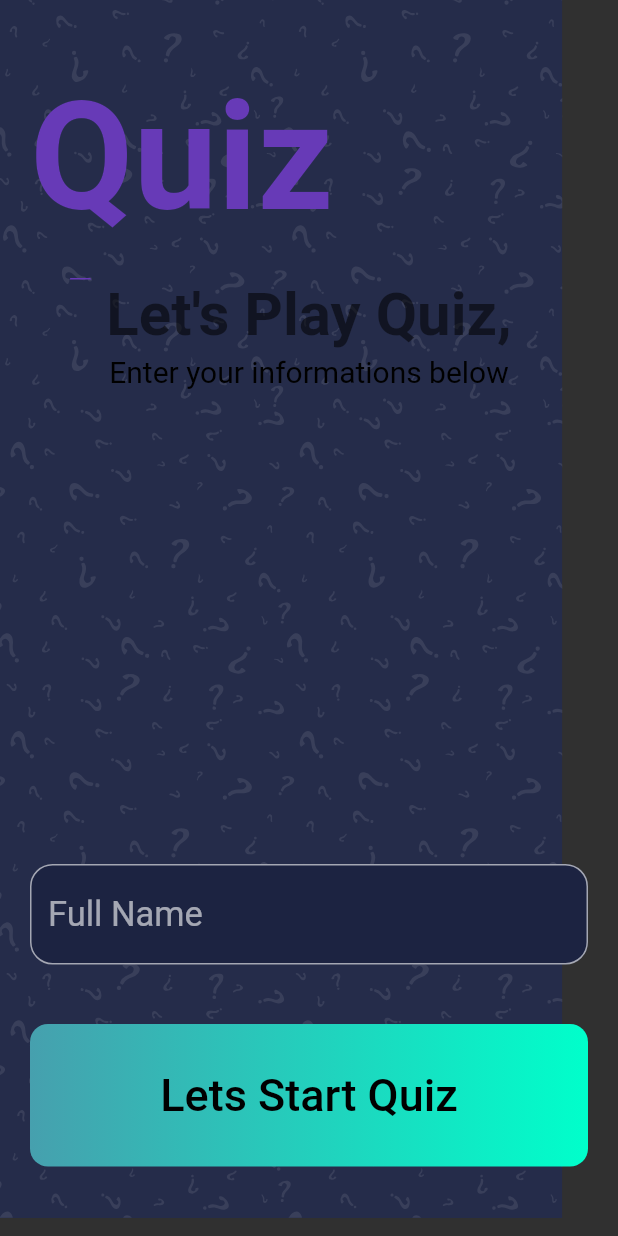
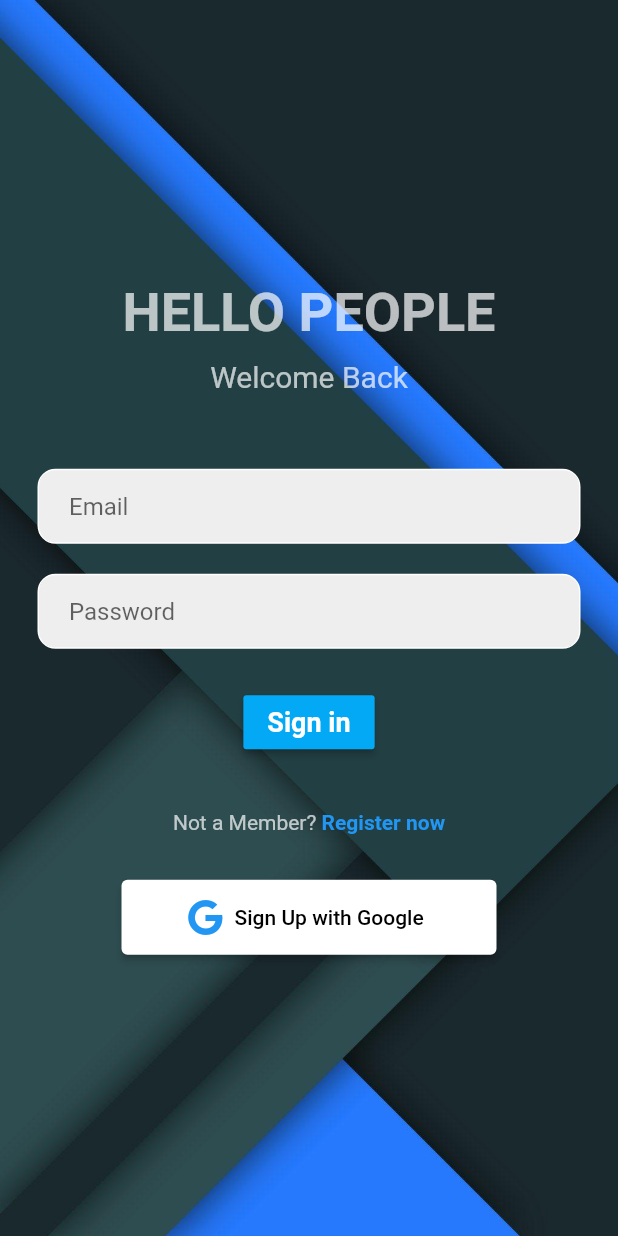
Before and after one commit to aktrxx/PollingApp, a Flutter app: the screen it shows after launch, on a phone screen of 412 x 824 dp. Run offline on Flutter 3.47's test engine with Material 2 defaults, Android fonts, the phone set to English and light mode, and no system bars; our stand-ins replace firebase_auth, firebase_core, flutter_svg, font_awesome_flutter, get, google_sign_in; missing offline and left inert: qr_code_scanner; accounts and stored records are empty.

```diff
--- a/lib/Pages/Home.dart
+++ b/lib/Pages/Home.dart
@@ -1,7 +1,7 @@
 // ignore_for_file: prefer_const_constructors, prefer_const_literals_to_create_immutables
 
 import 'package:flutter/material.dart';
-// import 'package:poll/Widgets/Question.dart';
+//import 'package:poll/Widgets/Question.dart';
 
 
 class HomePage extends StatefulWidget {
--- /dev/null
+++ b/lib/Pages/auth/auth_p.dart
@@ -0,0 +1,29 @@
+import 'package:flutter/material.dart';
+import 'package:poll/Pages/login_p.dart';
+import 'package:poll/Pages/register_p.dart';
+
+class AuthPage extends StatefulWidget {
+  const AuthPage({super.key});
+
+  @override
+  State<AuthPage> createState() => _AuthPageState();
+}
+
+class _AuthPageState extends State<AuthPage> {
+  bool showLoginPage = true;
+ void toggleScreens(){
+  setState(() {
+    showLoginPage = !showLoginPage;
+  });
+ }
+  @override
+  Widget build(BuildContext context) {
+    if(showLoginPage){
+      return LoginPage(showRegisterPage: toggleScreens);
+    }
+    else{
+      return RegisterPage(showLoginPage: toggleScreens);
+    }
+
+  }
+}
--- /dev/null
+++ b/lib/Pages/auth/main_p.dart
@@ -0,0 +1,37 @@
+import 'package:firebase_auth/firebase_auth.dart';
+import 'package:flutter/material.dart';
+// import 'package:poll/Pages/home_p.dart';
+import 'package:poll/Pages/welcome/welcome_screen.dart';
+import 'package:poll/pages/auth/auth_p.dart';
+import 'package:poll/pages/login_p.dart';
+
+class MainPage extends StatelessWidget {
+  const MainPage({super.key});
+
+  @override
+  Widget build(BuildContext context) {
+    return Scaffold(
+      body: StreamBuilder<User?>(
+        stream: FirebaseAuth.instance.authStateChanges(),
+        builder: (context, snapshot){
+          if(snapshot.connectionState == ConnectionState.waiting){
+            return Center(child: CircularProgressIndicator(),);
+          }
+          if(snapshot.hasData){
+            return WelcomeScreen();
+          }
+          if(snapshot == null){
+             return AuthPage();
+          }
+          else if(snapshot.hasError){
+            return Center(child: Text('Something Went Wrong!'),);
+          }
+          else{
+            return AuthPage();
+          }
+
+        }
+      )
+    );
+  }
+}
--- /dev/null
+++ b/lib/Pages/login_p.dart
@@ -0,0 +1,205 @@
+import 'package:flutter/material.dart';
+import 'package:firebase_auth/firebase_auth.dart';
+import 'package:poll/pages/google_sign_in.dart';
+import 'package:font_awesome_flutter/font_awesome_flutter.dart';
+import 'package:provider/provider.dart';
+
+
+class LoginPage extends StatefulWidget {
+  final VoidCallback showRegisterPage;
+  const LoginPage({Key? key, required this.showRegisterPage}) : super(key: key);
+  @override
+  State<LoginPage> createState() => _LoginPageState();
+}
+  // final Function(User) onSignInAno;
+
+  // LoginPage({required this.onSignInAno});
+  // loginAno() async {
+  //   UserCredential userCredential =
+  //       await FirebaseAuth.instance.signInAnonymously();
+  //   onSignInAno(userCredential.user);
+  // }
+class _LoginPageState extends State<LoginPage>{
+  final _emailController = TextEditingController();
+  final _passwordController = TextEditingController();
+
+  Future signIn() async {
+    await FirebaseAuth.instance.signInWithEmailAndPassword(
+      email: _emailController.text.trim(),
+      password: _passwordController.text.trim(),
+    );
+  }
+  void dispose(){
+    _emailController.dispose();
+    _passwordController.dispose();
+    super.dispose();
+  }
+  @override
+  Widget build(BuildContext context) {
+    return Scaffold(
+      backgroundColor: Colors.grey[300],
+      body: Container(
+        constraints: const BoxConstraints.expand(),
+
+        decoration: const BoxDecoration(
+          image: DecorationImage(
+          image: AssetImage("assets/ui.jpg"), fit: BoxFit.cover),
+         ),
+        child: Center(
+          child: SingleChildScrollView(
+            child: Column(
+              mainAxisAlignment: MainAxisAlignment.center,
+              children: [
+                const Text(
+                  'HELLO PEOPLE',
+                  style: TextStyle(
+                    fontWeight: FontWeight.bold,
+                    fontSize: 36,
+                    color: Colors.white70,
+                  ),
+                ),
+                SizedBox(height: 10),
+                const Text(
+                  'Welcome Back',
+                  style: TextStyle(
+                    fontSize: 20,
+                    color: Colors.white70,
+                  ),
+                ),
+                SizedBox(height: 50),
+                Padding(
+                  padding: const EdgeInsets.symmetric(horizontal: 25.0),
+
+
+                    child: Container(
+                      decoration: BoxDecoration(
+                        color: Colors.grey[200],
+                        border: Border.all(color: Colors.white),
+                        borderRadius: BorderRadius.circular(12),
+                      ),
+                      child: Padding(
+                        padding: EdgeInsets.only(left: 20.0),
+                        child: TextField(
+                          controller: _emailController,
+                          decoration: const InputDecoration(
+                            border: InputBorder.none,
+                            hintText: 'Email',
+                          ),
+                        ),
+                      ),
+                    ),
+
+                ),
+                SizedBox(height: 20),
+                Padding(
+                  padding: const EdgeInsets.symmetric(horizontal: 25.0),
+                  child: Container(
+                    decoration: BoxDecoration(
+                      color: Colors.grey[200],
+                      border: Border.all(color: Colors.white),
+                      borderRadius: BorderRadius.circular(12),
+                    ),
+                    child: Padding(
+                      padding: EdgeInsets.only(left: 20.0),
+                      child: TextField(
+                        controller: _passwordController,
+                        obscureText: true,
+                        decoration: const InputDecoration(
+                          border: InputBorder.none,
+                          hintText: 'Password',
+                        ),
+                      ),
+                    ),
+                  ),
+                ),
+                SizedBox(height: 15),
+                Padding(
+                  padding: const EdgeInsets.symmetric(horizontal: 20.0),
+
+                    //onTap: signIn,
+
+                    child: Container(
+                       padding: EdgeInsets.all(10),
+                      // decoration: BoxDecoration(
+                      //   // color: Colors.deepPurple,
+                      //   borderRadius: BorderRadius.circular(32.0),
+                      // ),
+                      child:  Center(
+
+                        child:  ElevatedButton(
+                          style: ElevatedButton.styleFrom(
+                            primary: Colors.lightBlue,
+                            //side: BorderSide(width: 2.0, color: Colors.purple),
+                            shape: RoundedRectangleBorder(
+                              borderRadius: BorderRadius.circular(2.0),
+                            )
+                          ),
+                          onPressed: signIn,
+                          child: const Text(
+                            'Sign in',
+                            style: TextStyle(
+                                color: Colors.white,
+                                fontWeight: FontWeight.bold,
+                                fontSize: 18),
+                          ),
+                        ),
+
+                      ),
+                    ),
+
+                ),
+                SizedBox(height: 25),
+                Row(
+                  mainAxisAlignment: MainAxisAlignment.center,
+                  children:  [
+                    const Text(
+                      'Not a Member?',
+                      style: TextStyle(
+                        color: Colors.white70,
+                      ),
+                    ),
+                    GestureDetector(
+                      onTap: widget.showRegisterPage,
+                      child: Text(
+                        ' Register now',
+                        style: TextStyle(
+                          color: Colors.blue,
+                          fontWeight: FontWeight.bold,
+                        ),
+                      ),
+                    ),
+                  ],
+                ),
+                SizedBox(height: 30),
+                ElevatedButton.icon(
+                  style: ElevatedButton.styleFrom(
+                    primary: Colors.white,
+                    onPrimary: Colors.black,
+                    minimumSize: Size(250, 50),
+                ),
+                icon:FaIcon(FontAwesomeIcons.google, color: Colors.blue),
+                label: Text('Sign Up with Google'),
+                onPressed: () {
+                  final provider = Provider.of<GoogleSignInProvider>(context, listen: false);
+                  provider.googleLogin();
+
+                 },
+
+                )
+                // ElevatedButton(
+                //   onPressed: () {
+                //     loginAno();
+                //   },
+                //   child: Text('Sign In ANOM'),
+                // ),
+              ],
+            ),
+          ),
+        ),
+      ),
+      // appBar: AppBar(
+      //   title: Text("Login Page"),
+      // ),
+    );
+  }
+}
--- a/lib/main.dart
+++ b/lib/main.dart
@@ -3,23 +3,31 @@
 import 'package:flutter/material.dart';
 import 'package:get/get_navigation/src/root/get_material_app.dart';
 import 'package:poll/Pages/qr.dart';
-//import 'package:quiz_app/pages/welcome/welcome_screen.dart';
+import 'package:firebase_core/firebase_core.dart';
+import 'package:poll/pages/auth/main_p.dart';
+import 'package:poll/pages/welcome/welcome_screen.dart';
+import 'package:firebase_auth/firebase_auth.dart';
+import 'package:provider/provider.dart';
+import 'package:poll/pages/google_sign_in.dart';
 
-import 'Pages/welcome/welcome_screen.dart';
 
-void main() {
+
+Future main() async{
+  WidgetsFlutterBinding.ensureInitialized();
+  await Firebase.initializeApp();
+
   runApp(MyApp());
+
 }
 
 class MyApp extends StatelessWidget {
   // This widget is the root of your application.
   @override
-  Widget build(BuildContext context) {
-    return GetMaterialApp(
-      title: 'Quiz App',
+  Widget build(BuildContext context) => ChangeNotifierProvider(
+    create: (context) => GoogleSignInProvider(),
+    child: MaterialApp(
       debugShowCheckedModeBanner: false,
-      theme: ThemeData.dark(),
-      home: PageView(children: [WelcomeScreen(),QRScan()],),
+      home: MainPage(),
+    )
     );
-  }
 }
```
Also changed, not shown: lib/Pages/google_sign_in.dart (added, +64 -0 lines), lib/Pages/navbar.dart (added, +47 -0 lines), lib/Pages/register_p.dart (added, +217 -0 lines), lib/Pages/welcome/welcome_screen.dart (+13 -5 lines), pubspec.yaml (+8 -1 lines), assets/rui.jpg (added), assets/ui.jpg (added), pubspec.lock, 4 other files.
